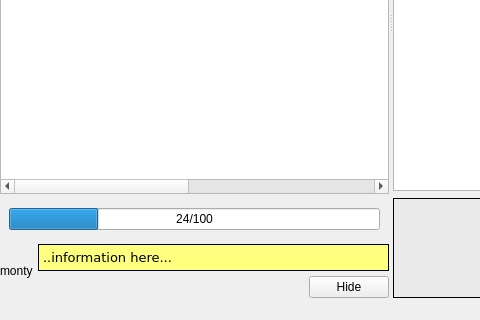
UltraStar-Deluxe/UltraStar-Manager, file uman/src/QUMainWindow.ui: the form before one commit; both pictures show x 0 to 480 and y 274 to 594 of the 915 by 594 pixel window.
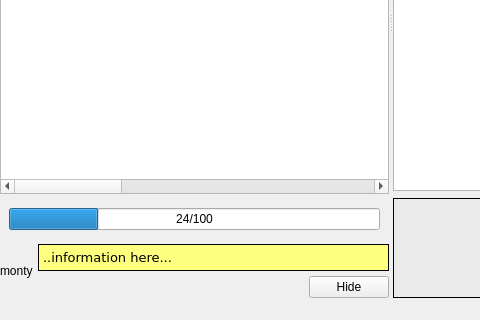
The form after the commit. Icons and pictures are not drawn.

```diff
--- a/uman/src/QUMainWindow.ui
+++ b/uman/src/QUMainWindow.ui
@@ -63,7 +63,7 @@
            <bool>true</bool>
           </property>
           <property name="columnCount" >
-           <number>8</number>
+           <number>13</number>
           </property>
           <column>
            <property name="text" >
@@ -105,6 +105,31 @@
             <string>8</string>
            </property>
           </column>
+          <column>
+           <property name="text" >
+            <string>9</string>
+           </property>
+          </column>
+          <column>
+           <property name="text" >
+            <string>10</string>
+           </property>
+          </column>
+          <column>
+           <property name="text" >
+            <string>11</string>
+           </property>
+          </column>
+          <column>
+           <property name="text" >
+            <string>12</string>
+           </property>
+          </column>
+          <column>
+           <property name="text" >
+            <string>13</string>
+           </property>
+          </column>
          </widget>
         </item>
         <item>
```
